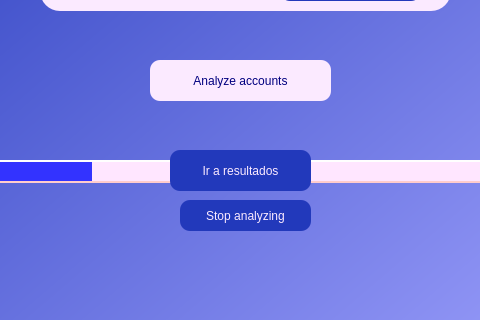
This is appInterface.ui in luciarguezsant/SuicidePreventionAPP as Qt 5 draws it before an edit; both pictures show x 220 to 700 and y 480 to 800 of the 930 by 800 pixel window. The edited form follows.
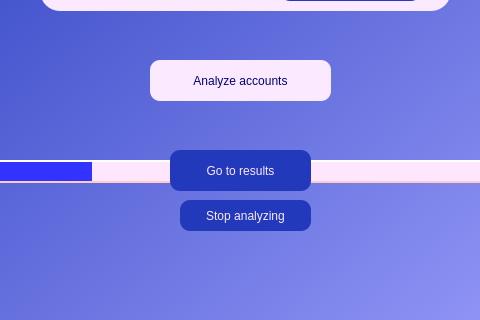
This is the edited form. Icons and pictures are not drawn.

```diff
--- a/appInterface.ui
+++ b/appInterface.ui
@@ -446,7 +446,7 @@
 text-align: center;</string>
     </property>
     <property name="text">
-     <string>Ir a resultados</string>
+     <string>Go to results</string>
     </property>
    </widget>
   </widget>
```
Left out of the diff: 6 changed lines with no effect on the pictures.
